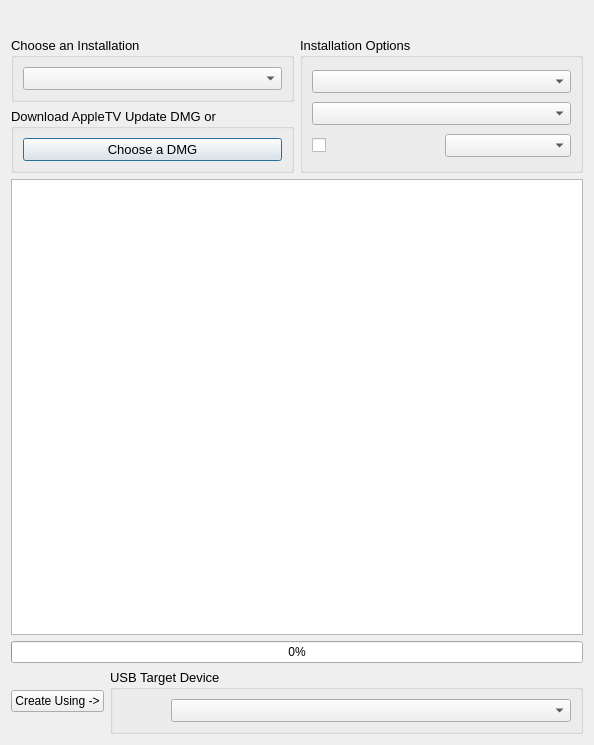
Qt form trunk/atvusb-creator/data/atvusb.ui (randyjk/atv-usbcreator) before a commit.
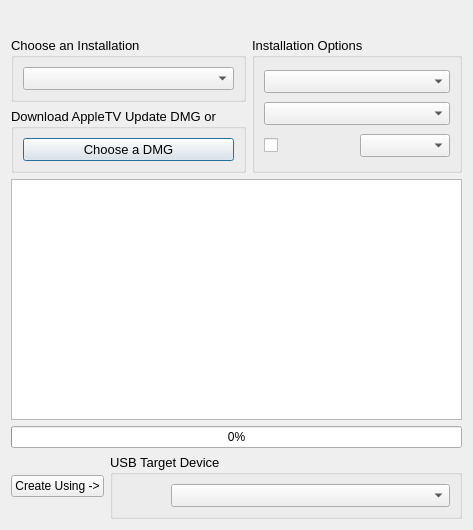
The same form after that commit. Icons and pictures are not drawn.

Diff of the .ui file:
```diff
--- a/trunk/atvusb-creator/data/atvusb.ui
+++ b/trunk/atvusb-creator/data/atvusb.ui
@@ -8,8 +8,8 @@
    <rect>
     <x>0</x>
     <y>0</y>
-    <width>594</width>
-    <height>745</height>
+    <width>473</width>
+    <height>530</height>
    </rect>
   </property>
   <property name="sizePolicy" >
@@ -30,15 +30,15 @@
   <property name="modal" >
    <bool>false</bool>
   </property>
-  <layout class="QVBoxLayout" name="verticalLayout_6" >
+  <layout class="QVBoxLayout" >
    <item>
-    <layout class="QHBoxLayout" name="horizontalLayout_5" >
+    <layout class="QHBoxLayout" >
      <item>
-      <spacer name="horizontalSpacer" >
+      <spacer>
        <property name="orientation" >
         <enum>Qt::Horizontal</enum>
        </property>
-       <property name="sizeHint" stdset="0" >
+       <property name="sizeHint" >
         <size>
          <width>40</width>
          <height>20</height>
@@ -61,11 +61,11 @@
       </widget>
      </item>
      <item>
-      <spacer name="horizontalSpacer_2" >
+      <spacer>
        <property name="orientation" >
         <enum>Qt::Horizontal</enum>
        </property>
-       <property name="sizeHint" stdset="0" >
+       <property name="sizeHint" >
         <size>
          <width>40</width>
          <height>20</height>
@@ -76,9 +76,9 @@
     </layout>
    </item>
    <item>
-    <layout class="QHBoxLayout" name="horizontalLayout_4" >
+    <layout class="QHBoxLayout" >
      <item>
-      <layout class="QVBoxLayout" name="verticalLayout_4" >
+      <layout class="QVBoxLayout" >
        <item>
         <widget class="QGroupBox" name="installerGroup" >
          <property name="font" >
@@ -92,7 +92,7 @@
          <property name="title" >
           <string>Choose an Installation</string>
          </property>
-         <layout class="QVBoxLayout" name="verticalLayout_3" >
+         <layout class="QVBoxLayout" >
           <item>
            <widget class="QComboBox" name="installerMenu" >
             <property name="editable" >
@@ -128,7 +128,7 @@
          <property name="title" >
           <string>Download AppleTV Update DMG or</string>
          </property>
-         <layout class="QVBoxLayout" name="verticalLayout_2" >
+         <layout class="QVBoxLayout" >
           <item>
            <widget class="QPushButton" name="browseButton" >
             <property name="text" >
@@ -163,7 +163,7 @@
        <property name="title" >
         <string>Installation Options</string>
        </property>
-       <layout class="QVBoxLayout" name="verticalLayout" >
+       <layout class="QVBoxLayout" >
         <item>
          <widget class="QComboBox" name="installMenu_1" >
           <property name="accessibleName" >
@@ -197,7 +197,7 @@
          </widget>
         </item>
         <item>
-         <layout class="QHBoxLayout" name="horizontalLayout" >
+         <layout class="QHBoxLayout" >
           <item>
            <widget class="QCheckBox" name="installCheckbox" >
             <property name="text" >
@@ -254,7 +254,7 @@
     </widget>
    </item>
    <item>
-    <layout class="QHBoxLayout" name="horizontalLayout_3" >
+    <layout class="QHBoxLayout" >
      <item>
       <widget class="QPushButton" name="startButton" >
        <property name="enabled" >
@@ -281,9 +281,9 @@
        <property name="title" >
         <string>USB Target Device</string>
        </property>
-       <layout class="QVBoxLayout" name="verticalLayout_5" >
+       <layout class="QVBoxLayout" >
         <item>
-         <layout class="QHBoxLayout" name="horizontalLayout_2" >
+         <layout class="QHBoxLayout" >
           <item>
            <widget class="QPushButton" name="deviceRefreshButton" >
             <property name="text" >
```
Left out of the diff: 9 changed lines with no effect on the pictures.
